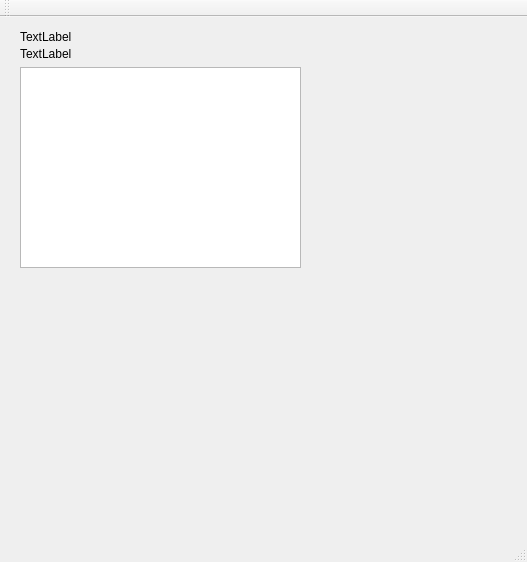
Qt form mainwindow.ui (mpromonet/qtv4l2) before a commit.
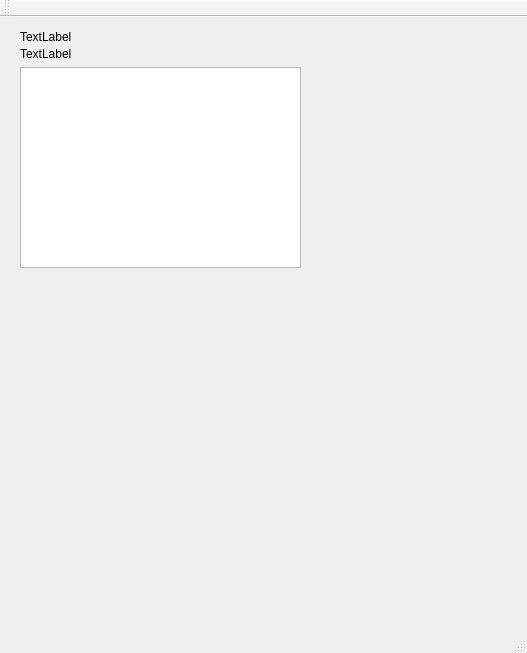
The same form after that commit.

Commit message: connect slider update to control

Patch:
```diff
--- a/mainwindow.ui
+++ b/mainwindow.ui
@@ -7,7 +7,7 @@
     <x>0</x>
     <y>0</y>
     <width>527</width>
-    <height>562</height>
+    <height>653</height>
    </rect>
   </property>
   <property name="windowTitle">
@@ -56,10 +56,14 @@
       <x>20</x>
       <y>260</y>
       <width>491</width>
-      <height>241</height>
+      <height>341</height>
      </rect>
     </property>
-    <layout class="QVBoxLayout" name="propertiesLayout"/>
+    <layout class="QVBoxLayout" name="propertiesLayout">
+     <property name="sizeConstraint">
+      <enum>QLayout::SetNoConstraint</enum>
+     </property>
+    </layout>
    </widget>
   </widget>
   <widget class="QMenuBar" name="menuBar">
```
The commit also changes 6 other files.
